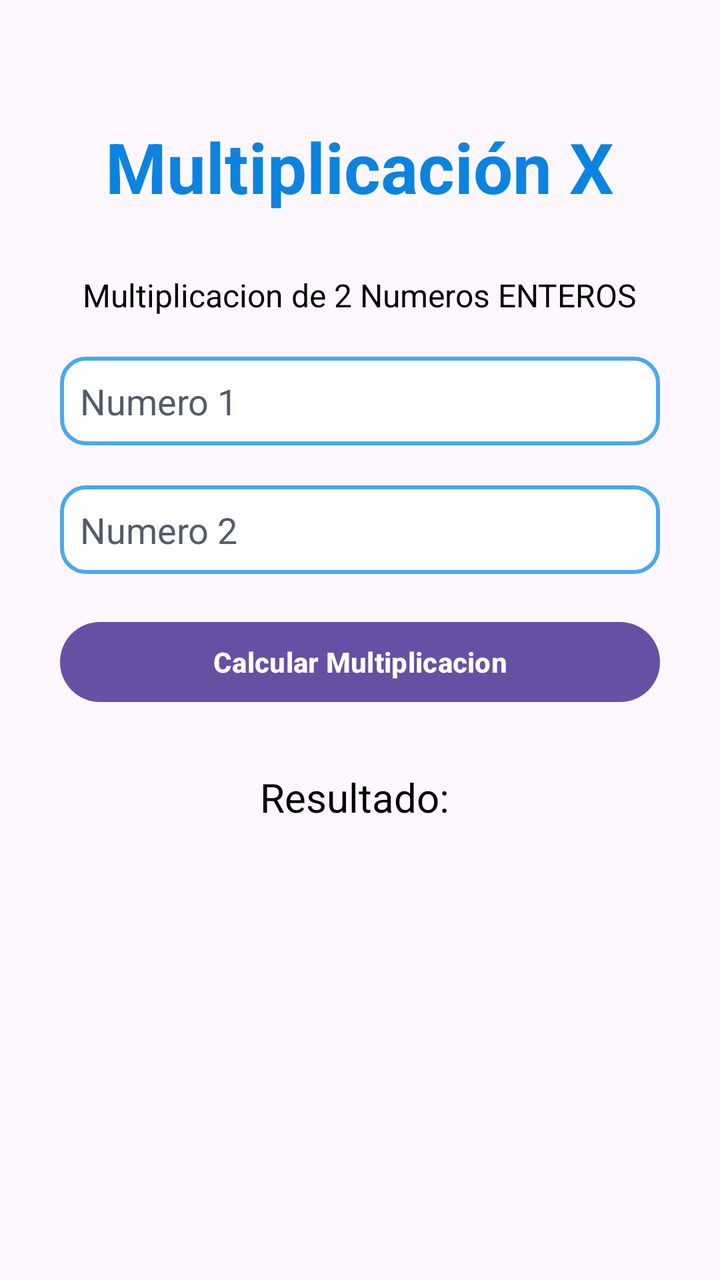
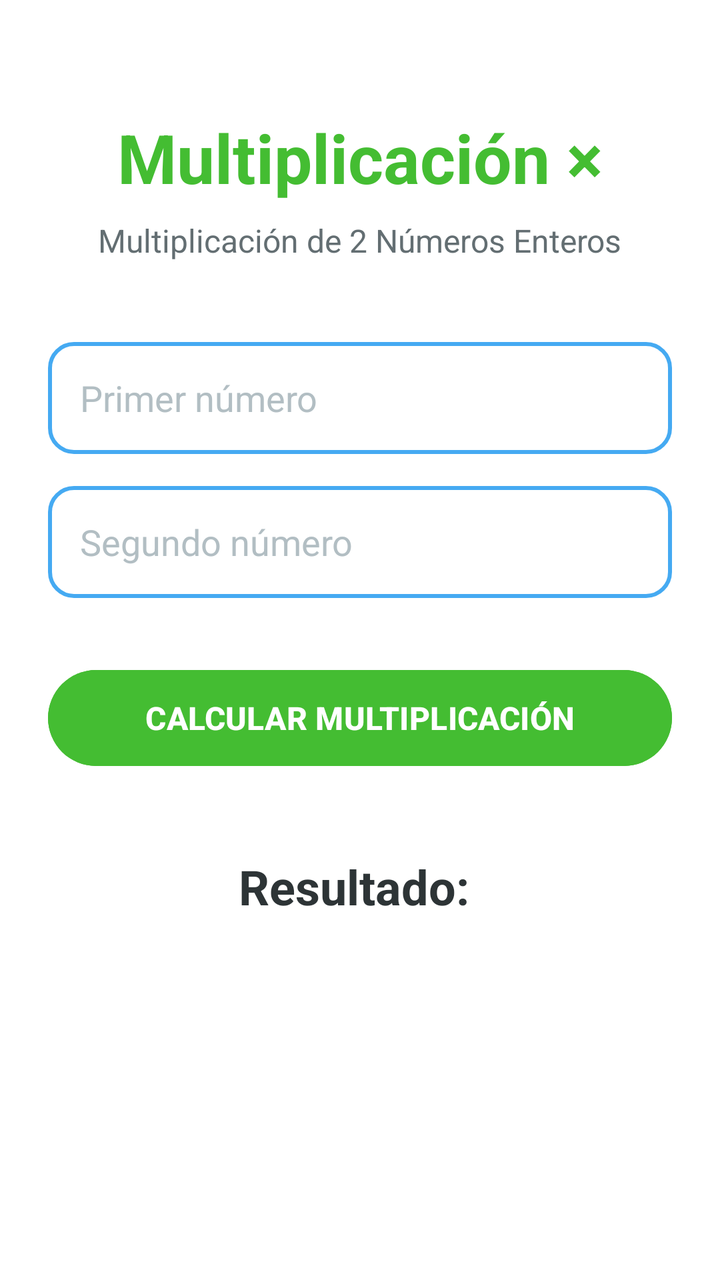

The first picture is an Android layout as it rendered before a commit; the second is the same layout after the commit. The layout source and the unified diff follow.
<!-- AndroidManifest.xml: application theme Theme.AppFragment -->
<!-- res/layout/fragment_multiplicacion.xml -->
<?xml version="1.0" encoding="utf-8"?>
<LinearLayout xmlns:android="http://schemas.android.com/apk/res/android"
    android:layout_width="match_parent"
    android:layout_height="wrap_content"
    android:padding="25dp"
    android:orientation="vertical"
    android:gravity="center_horizontal">

    <TextView
        android:layout_marginTop="20dp"
        android:textColor="#0984e3"
        android:padding="15dp"
        android:textSize="35dp"
        android:textStyle="bold"
        android:layout_width="wrap_content"
        android:layout_height="wrap_content"
        android:text="Multiplicación X" />

    <TextView
        android:text="Multiplicacion de 2 Numeros ENTEROS"
        android:textColor="#000"
        android:textSize="16sp"
        android:layout_marginTop="15dp"
        android:layout_width="wrap_content"
        android:layout_height="wrap_content" />

    <EditText
        android:id="@+id/edtNum1M"
        android:hint="Numero 1"
        android:inputType="number"
        android:textColorHint="#535c68"
        android:layout_marginTop="20dp"
        android:padding="10dp"
        android:background="@drawable/bg_input"
        android:textColor="#000"
        android:layout_width="300dp"
        android:layout_height="wrap_content" />

    <EditText
        android:id="@+id/edtNum2M"
        android:hint="Numero 2"
        android:inputType="number"
        android:textColorHint="#535c68"
        android:layout_marginTop="20dp"
        android:padding="10dp"
        android:background="@drawable/bg_input"
        android:textColor="#000"
        android:layout_width="300dp"
        android:layout_height="wrap_content" />

    <Button
        android:id="@+id/btnCalcularM"
        android:text="Calcular Multiplicacion"
        android:textColor="#FFF"
        android:layout_marginTop="20dp"
        android:textStyle="bold"
        android:layout_width="300dp"
        android:layout_height="wrap_content" />

    <TextView
        android:id="@+id/txtResultadoM"
        android:text="Resultado: "
        android:textColor="#000"
        android:textSize="20dp"
        android:layout_marginTop="30dp"
        android:layout_width="wrap_content"
        android:layout_height="wrap_content" />

</LinearLayout>
<!-- resources referenced by this layout -->
<resources>
  <!-- drawable bg_input (drawable) -->
  <?xml version="1.0" encoding="utf-8"?>
  <shape xmlns:android="http://schemas.android.com/apk/res/android">
      <solid android:color="#FFF"  />
      <corners android:radius="12dp" />
      <stroke
          android:width="2dp"
          android:color="#45aaf2"/>
  </shape>
  <style name="Theme.AppFragment" parent="Base.Theme.AppFragment" />
  <style name="Base.Theme.AppFragment" parent="Theme.Material3.DayNight.NoActionBar">
          
          
      </style>
</resources>

<!-- the commit's change to res/layout/fragment_multiplicacion.xml (unified diff, before → after) -->
@@ -1,69 +1,74 @@
 <?xml version="1.0" encoding="utf-8"?>
 <LinearLayout xmlns:android="http://schemas.android.com/apk/res/android"
     android:layout_width="match_parent"
-    android:layout_height="wrap_content"
-    android:padding="25dp"
+    android:layout_height="match_parent"
+    android:padding="24dp"
     android:orientation="vertical"
-    android:gravity="center_horizontal">
+    android:gravity="center_horizontal"
+    android:background="#FFFFFF">
 
     <TextView
-        android:layout_marginTop="20dp"
-        android:textColor="#0984e3"
-        android:padding="15dp"
-        android:textSize="35dp"
-        android:textStyle="bold"
         android:layout_width="wrap_content"
         android:layout_height="wrap_content"
-        android:text="Multiplicación X" />
+        android:layout_marginTop="32dp"
+        android:text="Multiplicación ×"
+        android:textColor="#44bd32"
+        android:textSize="34sp"
+        android:textStyle="bold" />
 
     <TextView
-        android:text="Multiplicacion de 2 Numeros ENTEROS"
-        android:textColor="#000"
-        android:textSize="16sp"
-        android:layout_marginTop="15dp"
         android:layout_width="wrap_content"
-        android:layout_height="wrap_content" />
+        android:layout_height="wrap_content"
+        android:layout_marginTop="8dp"
+        android:text="Multiplicación de 2 Números Enteros"
+        android:textColor="#636e72"
+        android:textSize="16sp" />
 
     <EditText
         android:id="@+id/edtNum1M"
-        android:hint="Numero 1"
+        android:layout_width="match_parent"
+        android:layout_height="56dp"
+        android:layout_marginTop="40dp"
+        android:background="@drawable/bg_input"
+        android:hint="Primer número"
         android:inputType="number"
-        android:textColorHint="#535c68"
-        android:layout_marginTop="20dp"
-        android:padding="10dp"
-        android:background="@drawable/bg_input"
-        android:textColor="#000"
-        android:layout_width="300dp"
-        android:layout_height="wrap_content" />
+        android:paddingStart="16dp"
+        android:paddingEnd="16dp"
+        android:textColor="#2d3436"
+        android:textColorHint="#b2bec3" />
 
     <EditText
         android:id="@+id/edtNum2M"
-        android:hint="Numero 2"
+        android:layout_width="match_parent"
+        android:layout_height="56dp"
+        android:layout_marginTop="16dp"
+        android:background="@drawable/bg_input"
+        android:hint="Segundo número"
         android:inputType="number"
-        android:textColorHint="#535c68"
-        android:layout_marginTop="20dp"
-        android:padding="10dp"
-        android:background="@drawable/bg_input"
-        android:textColor="#000"
-        android:layout_width="300dp"
-        android:layout_height="wrap_content" />
+        android:paddingStart="16dp"
+        android:paddingEnd="16dp"
+        android:textColor="#2d3436"
+        android:textColorHint="#b2bec3" />
 
     <Button
         android:id="@+id/btnCalcularM"
-        android:text="Calcular Multiplicacion"
-        android:textColor="#FFF"
-        android:layout_marginTop="20dp"
-        android:textStyle="bold"
-        android:layout_width="300dp"
-        android:layout_height="wrap_content" />
+        android:layout_width="match_parent"
+        android:layout_height="56dp"
+        android:layout_marginTop="32dp"
+        android:backgroundTint="#44bd32"
+        android:text="CALCULAR MULTIPLICACIÓN"
+        android:textColor="#FFFFFF"
+        android:textSize="16sp"
+        android:textStyle="bold" />
 
     <TextView
         android:id="@+id/txtResultadoM"
+        android:layout_width="wrap_content"
+        android:layout_height="wrap_content"
+        android:layout_marginTop="40dp"
         android:text="Resultado: "
-        android:textColor="#000"
-        android:textSize="20dp"
-        android:layout_marginTop="30dp"
-        android:layout_width="wrap_content"
-        android:layout_height="wrap_content" />
+        android:textColor="#2d3436"
+        android:textSize="24sp"
+        android:textStyle="bold" />
 
 </LinearLayout>
